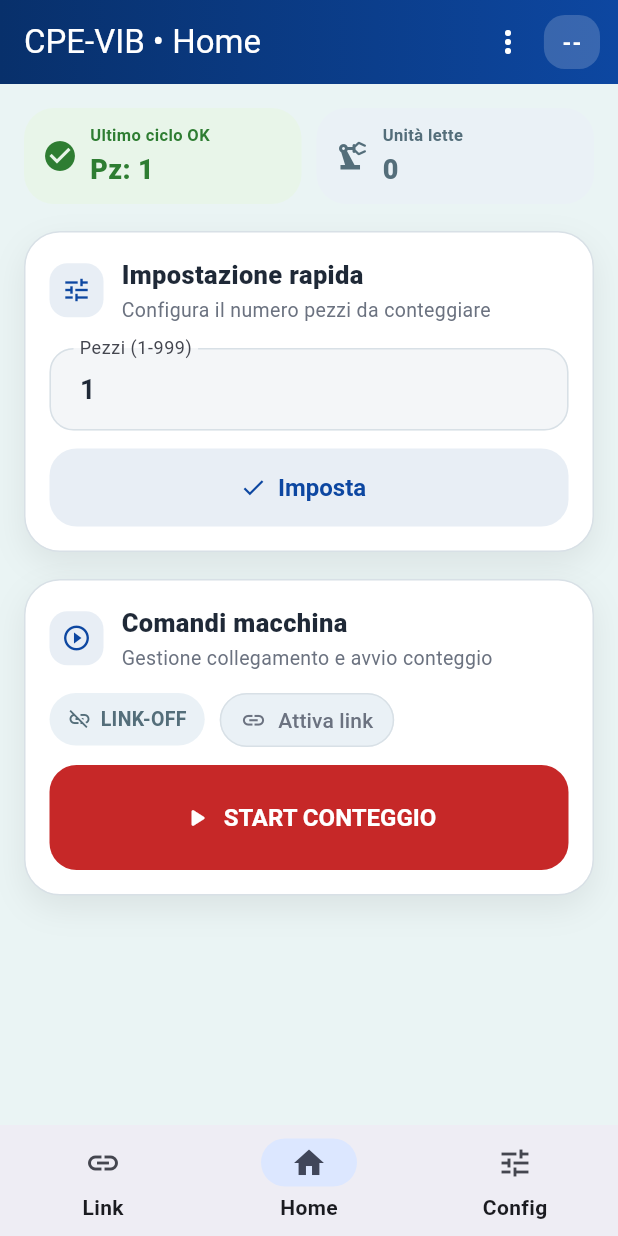
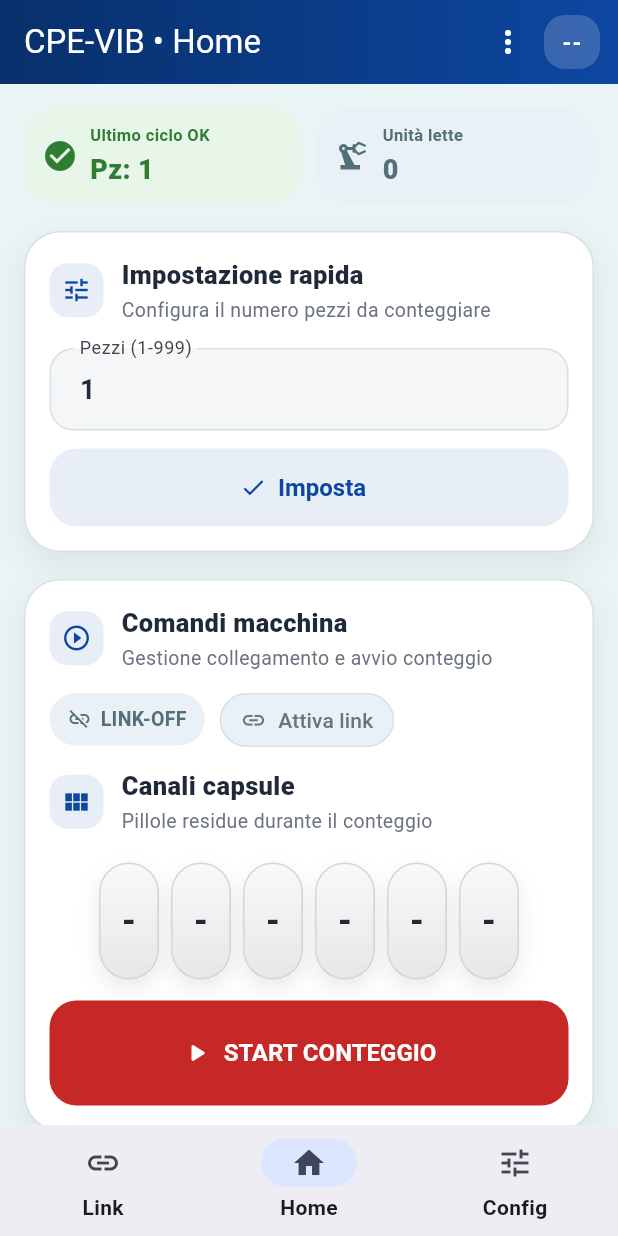
Before and after one commit to Luca0079CM/Pills-Counter-App, a Flutter app: the screen it shows after launch, swiped to page 2, on a phone screen of 412 x 824 dp. Run offline on Flutter 3.47's test engine with Material 3 defaults, Android fonts, the phone set to English and light mode, and no system bars; our stand-ins replace shared_preferences; missing offline and left inert: flutter_ringtone_player.

Commit message:
Move channel capsule card to home page (#13)

```diff
--- a/lib/features/cpe_vib/presentation/pages/config_page.dart
+++ b/lib/features/cpe_vib/presentation/pages/config_page.dart
@@ -203,7 +203,7 @@ class ConfigPage extends StatelessWidget {
               ),
             ),
             const SizedBox(height: AppSpacing.section),
-            ChannelsCapsuleCard(controller: controller),
+            ChannelsDisplayModeCard(controller: controller),
             if (state.settings.expMode) ...[
               const SizedBox(height: AppSpacing.section),
               AppSectionCard(
--- a/lib/features/cpe_vib/presentation/pages/home_page.dart
+++ b/lib/features/cpe_vib/presentation/pages/home_page.dart
@@ -5,6 +5,7 @@ import '../theme/app_spacing.dart';
 import '../widgets/numeric_input_field.dart';
 import '../widgets/start_result_banner.dart';
 import '../widgets/unit_banner.dart';
+import '../widgets/channels_capsule_card.dart';
 import '../widgets/common/app_page_padding.dart';
 import '../widgets/common/app_primary_button.dart';
 import '../widgets/common/app_secondary_button.dart';
@@ -193,7 +194,13 @@ class HomePage extends StatelessWidget {
                         ),
                     ],
                   ),
-                  const SizedBox(height: 12),
+                  const SizedBox(height: 14),
+                  ChannelsCapsuleContent(
+                    controller: controller,
+                    title: 'Canali capsule',
+                    subtitle: 'Pillole residue durante il conteggio',
+                  ),
+                  const SizedBox(height: 14),
                   AppPrimaryButton(
                     label: state.timer > 0 && state.isAutoLoop
                         ? 'STOP AUTO-START'
--- a/lib/features/cpe_vib/presentation/widgets/channels_capsule_card.dart
+++ b/lib/features/cpe_vib/presentation/widgets/channels_capsule_card.dart
@@ -5,10 +5,84 @@ import '../widgets/capsule_view.dart';
 import '../widgets/common/app_section_card.dart';
 import '../widgets/common/app_section_header.dart';
 
+
+class ChannelsCapsuleContent extends StatelessWidget {
+  final CpeVibController controller;
+  final bool showModeSelector;
+  final String title;
+  final String subtitle;
+
+  const ChannelsCapsuleContent({
+    super.key,
+    required this.controller,
+    this.showModeSelector = false,
+    this.title = 'Canali capsule',
+    this.subtitle = 'Pillole residue per canale',
+  });
+
+  @override
+  Widget build(BuildContext context) {
+    final state = controller.state;
+
+    return Column(
+      crossAxisAlignment: CrossAxisAlignment.start,
+      children: [
+        AppSectionHeader(
+          title: title,
+          subtitle: subtitle,
+          icon: Icons.view_module,
+        ),
+        if (showModeSelector) ...[
+          const SizedBox(height: 14),
+          Align(
+            alignment: Alignment.centerLeft,
+            child: ChannelsModeToggle(
+              isSixChannels: state.settings.sixChannelsMode,
+              onChanged: (_) => controller.toggleSixChannelsMode(),
+            ),
+          ),
+        ],
+        const SizedBox(height: 18),
+        CapsuleView(
+          values: state.params.capsules,
+          showSix: state.settings.sixChannelsMode,
+        ),
+      ],
+    );
+  }
+}
+
 class ChannelsCapsuleCard extends StatelessWidget {
   final CpeVibController controller;
+  final bool showModeSelector;
+  final String title;
+  final String subtitle;
 
   const ChannelsCapsuleCard({
+    super.key,
+    required this.controller,
+    this.showModeSelector = false,
+    this.title = 'Canali capsule',
+    this.subtitle = 'Pillole residue per canale',
+  });
+
+  @override
+  Widget build(BuildContext context) {
+    return AppSectionCard(
+      child: ChannelsCapsuleContent(
+        controller: controller,
+        showModeSelector: showModeSelector,
+        title: title,
+        subtitle: subtitle,
+      ),
+    );
+  }
+}
+
+class ChannelsDisplayModeCard extends StatelessWidget {
+  final CpeVibController controller;
+
+  const ChannelsDisplayModeCard({
     super.key,
     required this.controller,
   });
@@ -22,24 +96,19 @@ class ChannelsCapsuleCard extends StatelessWidget {
         crossAxisAlignment: CrossAxisAlignment.start,
         children: [
           AppSectionHeader(
-            title: 'Canali capsule',
+            title: 'Visualizzazione canali',
             subtitle: state.settings.sixChannelsMode
-                ? 'Visualizzazione 6 canali'
-                : 'Visualizzazione 3 canali',
-            icon: Icons.view_module,
+                ? 'Attualmente impostata su 6 canali'
+                : 'Attualmente impostata su 3 canali',
+            icon: Icons.tune,
           ),
           const SizedBox(height: 14),
           Align(
             alignment: Alignment.centerLeft,
-            child: _ChannelsToggle(
+            child: ChannelsModeToggle(
               isSixChannels: state.settings.sixChannelsMode,
               onChanged: (_) => controller.toggleSixChannelsMode(),
             ),
-          ),
-          const SizedBox(height: 18),
-          CapsuleView(
-            values: state.params.capsules,
-            showSix: state.settings.sixChannelsMode,
           ),
         ],
       ),
@@ -47,11 +116,12 @@ class ChannelsCapsuleCard extends StatelessWidget {
   }
 }
 
-class _ChannelsToggle extends StatelessWidget {
+class ChannelsModeToggle extends StatelessWidget {
   final bool isSixChannels;
   final ValueChanged<bool> onChanged;
 
-  const _ChannelsToggle({
+  const ChannelsModeToggle({
+    super.key,
     required this.isSixChannels,
     required this.onChanged,
   });
```
